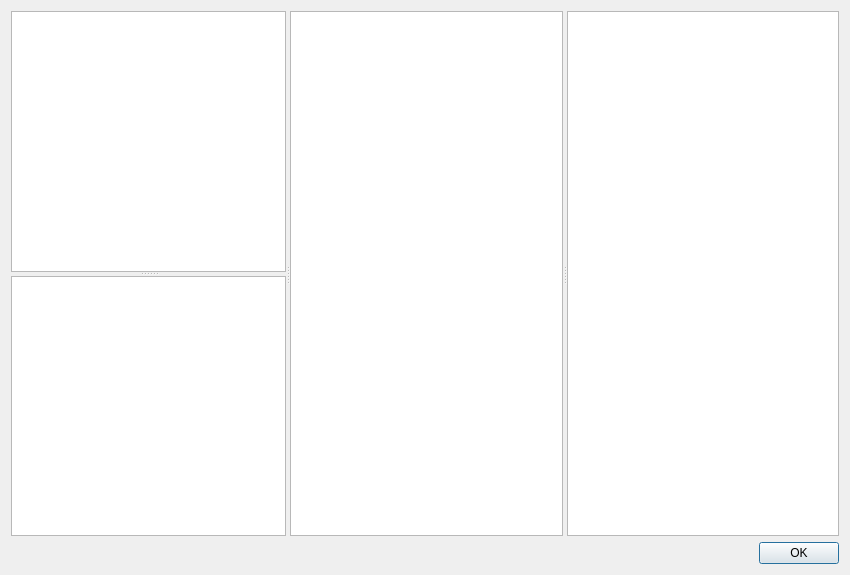
Before: the Qt Designer form src/tiled/BuildingEditor/buildingtilesdialog.ui in timbaker/tiled, drawn with Qt 5.
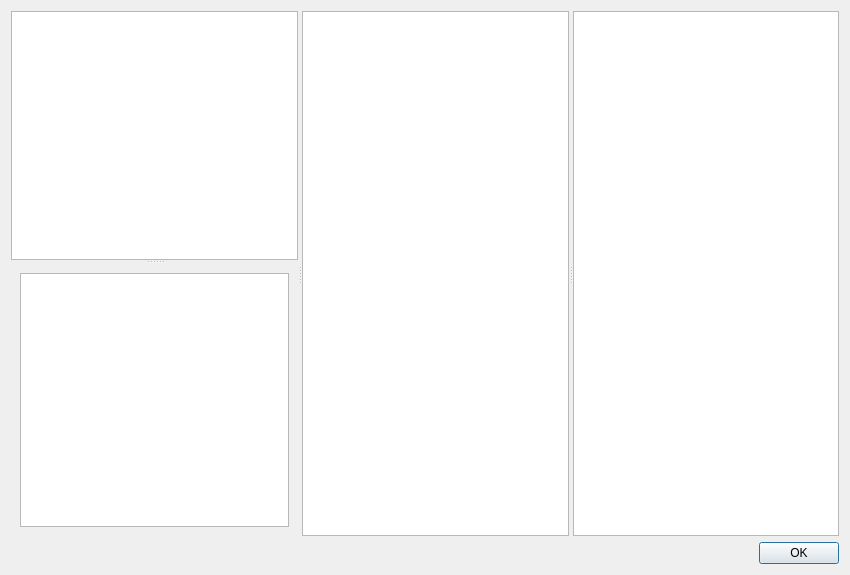
After: the same form once the commit is applied. The open tabs and pages were chosen to show the change. Icons and pictures are not drawn. Custom widgets are drawn as their Qt base class.

Commit message:
Added 'shadow' tile category view to the building tiles dialog.
The shadow view lets the user assign tiles to each enum in a category entry.

What changed in the file:
```diff
--- a/src/tiled/BuildingEditor/buildingtilesdialog.ui
+++ b/src/tiled/BuildingEditor/buildingtilesdialog.ui
@@ -60,6 +60,13 @@
             </item>
            </layout>
           </widget>
+          <widget class="QWidget" name="page_3">
+           <layout class="QVBoxLayout" name="verticalLayout">
+            <item>
+             <widget class="BuildingEditor::TileCategoryView" name="categoryView"/>
+            </item>
+           </layout>
+          </widget>
          </widget>
         </item>
         <item>
@@ -264,6 +271,11 @@
    <extends>QTableWidget</extends>
    <header>BuildingEditor/furnitureview.h</header>
   </customwidget>
+  <customwidget>
+   <class>BuildingEditor::TileCategoryView</class>
+   <extends>QTableView</extends>
+   <header>BuildingEditor/tilecategoryview.h</header>
+  </customwidget>
  </customwidgets>
  <resources>
   <include location="../tiled.qrc"/>
```
Left out of the diff: 15 changed lines with no effect on the pictures. The commit also changes 15 other files.
